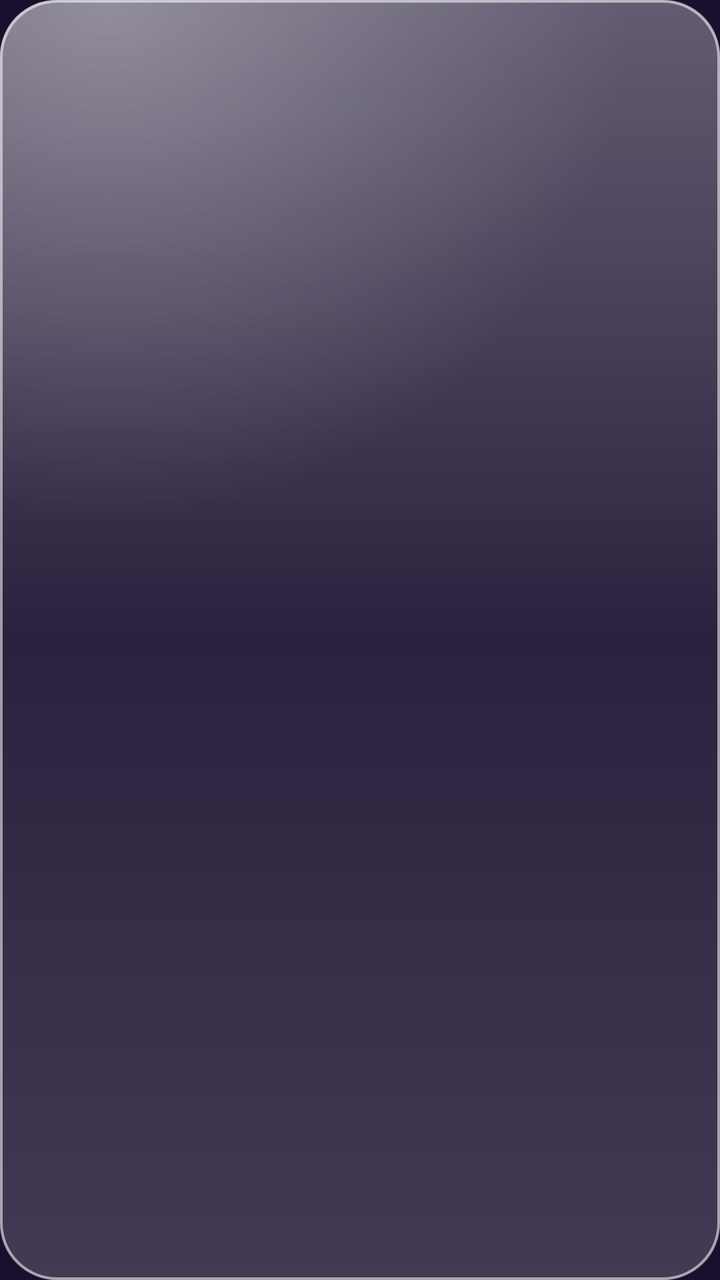
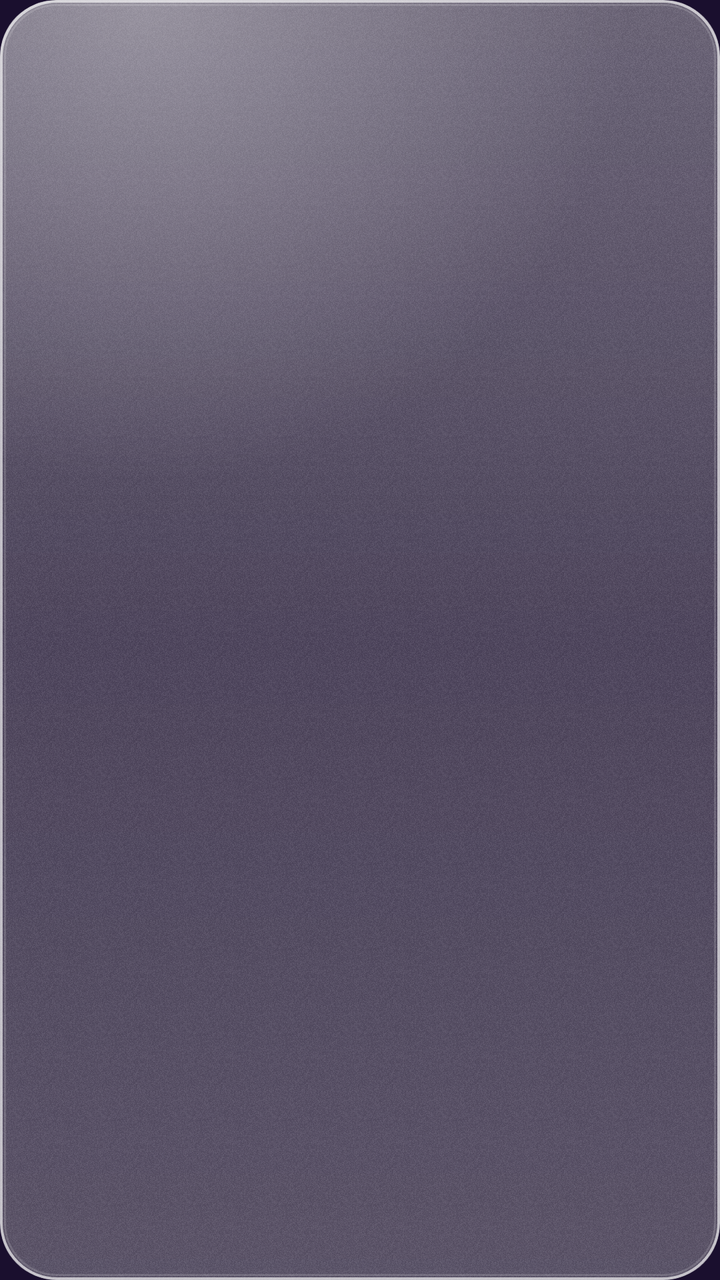

An Android layout rendered at two revisions. The XML below is the earlier revision; the diff shows what the commit changed to produce the second picture.
<!-- AndroidManifest.xml: application theme Theme.HamsetHob -->
<!-- res/layout/widget_lock.xml -->
<?xml version="1.0" encoding="utf-8"?>
<LinearLayout xmlns:android="http://schemas.android.com/apk/res/android"
    android:id="@+id/root"
    android:layout_width="match_parent"
    android:layout_height="match_parent"
    android:layoutDirection="rtl"
    android:orientation="vertical"
    android:gravity="center_horizontal"
    android:padding="16dp"
    android:background="@drawable/glass_widget_bg">

    <LinearLayout
        android:layout_width="wrap_content"
        android:layout_height="wrap_content"
        android:orientation="horizontal"
        android:gravity="center_vertical">

        <TextView
            android:id="@+id/coptic_day"
            android:layout_width="wrap_content"
            android:layout_height="wrap_content"
            android:textColor="#FFFFFFFF"
            android:textSize="34sp"
            android:textStyle="bold" />

        <TextView
            android:id="@+id/coptic_month"
            android:layout_width="wrap_content"
            android:layout_height="wrap_content"
            android:layout_marginStart="10dp"
            android:textColor="#E6FFFFFF"
            android:textSize="16sp" />
    </LinearLayout>

    <TextView
        android:id="@+id/verse_text"
        android:layout_width="match_parent"
        android:layout_height="wrap_content"
        android:layout_marginTop="8dp"
        android:gravity="center"
        android:ellipsize="end"
        android:maxLines="4"
        android:lineSpacingExtra="3dp"
        android:textColor="#FFFFFFFF"
        android:textSize="14sp"
        android:shadowColor="#66000000"
        android:shadowDy="1"
        android:shadowRadius="4" />

    <TextView
        android:id="@+id/verse_ref"
        android:layout_width="wrap_content"
        android:layout_height="wrap_content"
        android:layout_marginTop="4dp"
        android:textColor="#FFF3C77A"
        android:textSize="11sp" />
</LinearLayout>
<!-- resources referenced by this layout -->
<resources>
  <!-- drawable glass_widget_bg (drawable) -->
  <?xml version="1.0" encoding="utf-8"?>
  <layer-list xmlns:android="http://schemas.android.com/apk/res/android">
      <item>
          <shape android:shape="rectangle">
              <corners android:radius="28dp" />
              <solid android:color="#4D1A0F2E" />
          </shape>
      </item>
      <item>
          <shape android:shape="rectangle">
              <corners android:radius="28dp" />
              <gradient
                  android:angle="270"
                  android:startColor="#52FFFFFF"
                  android:centerColor="#14FFFFFF"
                  android:endColor="#2EFFFFFF" />
          </shape>
      </item>
      <item>
          <shape android:shape="rectangle">
              <corners android:radius="28dp" />
              <gradient
                  android:type="radial"
                  android:centerX="0.15"
                  android:centerY="0"
                  android:gradientRadius="260dp"
                  android:startColor="#4DFFFFFF"
                  android:endColor="#00FFFFFF" />
          </shape>
      </item>
      <item>
          <shape android:shape="rectangle">
              <corners android:radius="28dp" />
              <stroke android:width="1.2dp" android:color="#8CFFFFFF" />
          </shape>
      </item>
  </layer-list>
  <style name="Theme.HamsetHob" parent="android:Theme.Material.NoActionBar">
          <item name="android:windowBackground">#1A0F2E</item>
          <item name="android:statusBarColor">@android:color/transparent</item>
          <item name="android:navigationBarColor">@android:color/transparent</item>
      </style>
</resources>

<!-- the commit's change to res/layout/widget_lock.xml (unified diff, before → after) -->
@@ -7,6 +7,7 @@
     android:orientation="vertical"
     android:gravity="center_horizontal"
     android:padding="16dp"
+    android:clipToOutline="true"
     android:background="@drawable/glass_widget_bg">
 
     <LinearLayout
<!-- resource entries referenced after the edit -->
@@ -3,38 +3,55 @@
   <!-- drawable glass_widget_bg (drawable) -->
   <?xml version="1.0" encoding="utf-8"?>
   <layer-list xmlns:android="http://schemas.android.com/apk/res/android">
+      
       <item>
           <shape android:shape="rectangle">
               <corners android:radius="28dp" />
-              <solid android:color="#4D1A0F2E" />
+              <solid android:color="#26140B26" />
           </shape>
       </item>
+      
       <item>
           <shape android:shape="rectangle">
               <corners android:radius="28dp" />
               <gradient
                   android:angle="270"
-                  android:startColor="#52FFFFFF"
-                  android:centerColor="#14FFFFFF"
-                  android:endColor="#2EFFFFFF" />
+                  android:startColor="#59FFFFFF"
+                  android:centerColor="#38FFFFFF"
+                  android:endColor="#47FFFFFF" />
           </shape>
       </item>
+      
+      <item>
+          <bitmap
+              android:src="@drawable/frost_noise"
+              android:tileMode="repeat" />
+      </item>
+      
       <item>
           <shape android:shape="rectangle">
               <corners android:radius="28dp" />
               <gradient
                   android:type="radial"
-                  android:centerX="0.15"
+                  android:centerX="0.2"
                   android:centerY="0"
-                  android:gradientRadius="260dp"
+                  android:gradientRadius="240dp"
                   android:startColor="#4DFFFFFF"
                   android:endColor="#00FFFFFF" />
           </shape>
       </item>
+      
       <item>
           <shape android:shape="rectangle">
               <corners android:radius="28dp" />
-              <stroke android:width="1.2dp" android:color="#8CFFFFFF" />
+              <stroke android:width="1.2dp" android:color="#A6FFFFFF" />
+          </shape>
+      </item>
+      
+      <item android:left="2dp" android:top="2dp" android:right="2dp" android:bottom="2dp">
+          <shape android:shape="rectangle">
+              <corners android:radius="26dp" />
+              <stroke android:width="1dp" android:color="#26FFFFFF" />
           </shape>
       </item>
   </layer-list>
@@ -43,5 +60,6 @@
           <item name="android:statusBarColor">@android:color/transparent</item>
           <item name="android:navigationBarColor">@android:color/transparent</item>
       </style>
+  <!-- drawable frost_noise: png bitmap (drawable-nodpi, 16853 bytes) -->
 </resources>
 
